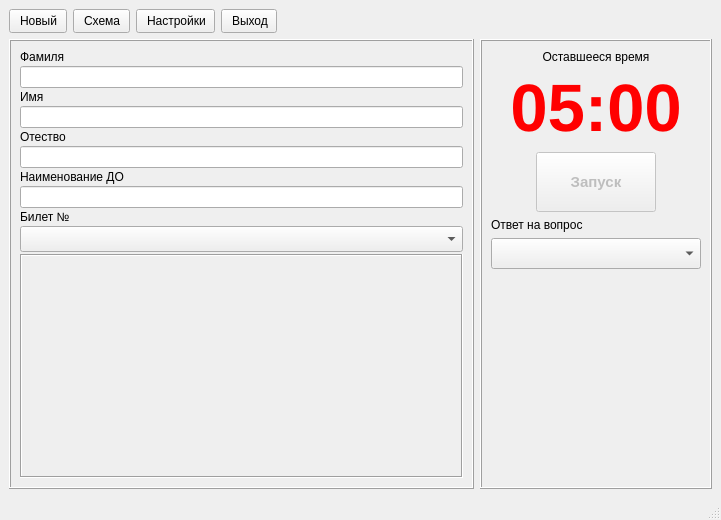
AlexeyScherbakov2021/ClientExam, file mainwindow.ui: the form before one commit.
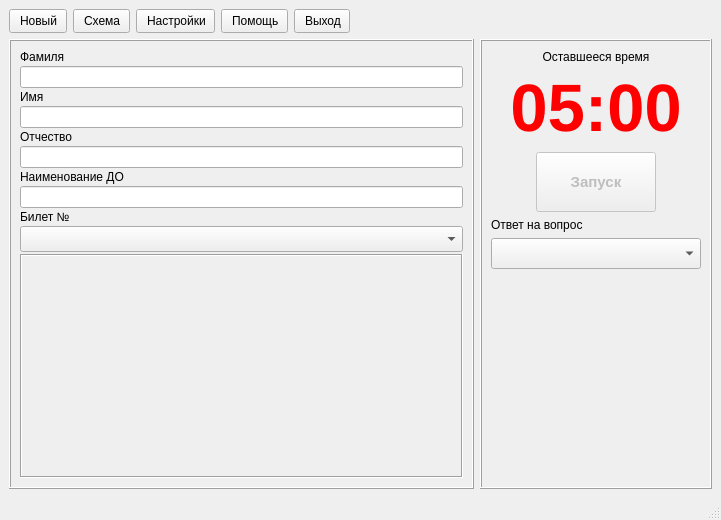
The form after the commit. Icons and pictures are not drawn.

Commit message: Добавдена помощь и Url в настройках

What changed in the file:
```diff
--- a/mainwindow.ui
+++ b/mainwindow.ui
@@ -115,6 +115,27 @@
          </property>
         </widget>
        </item>
+       <item>
+        <widget class="QPushButton" name="pushButtonHelp">
+         <property name="toolTip">
+          <string>Помощь</string>
+         </property>
+         <property name="text">
+          <string>Помощь</string>
+         </property>
+         <property name="icon">
+          <iconset>
+           <normalon>:/resources/help.png</normalon>
+          </iconset>
+         </property>
+         <property name="iconSize">
+          <size>
+           <width>32</width>
+           <height>32</height>
+          </size>
+         </property>
+        </widget>
+       </item>
        <item>
         <widget class="QPushButton" name="pushButtonExit">
          <property name="text">
@@ -192,7 +213,7 @@
          <item>
           <widget class="QLabel" name="label_3">
            <property name="text">
-            <string>Отество</string>
+            <string>Отчество</string>
            </property>
           </widget>
          </item>
```
The commit also changes 15 other files.
